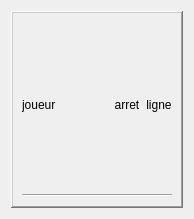
Above: StreetCar/StreetCar/PlayerWidget.ui from paboccard/Projet_Prog_Jeu before the change. Below: the same form after it.
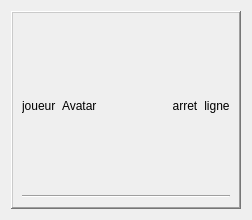
That is the form after the change.

Commit message: Gestion des erreur, affichage des avatar, implementation du undo "redo"

```diff
--- a/StreetCar/StreetCar/PlayerWidget.ui
+++ b/StreetCar/StreetCar/PlayerWidget.ui
@@ -6,8 +6,8 @@
    <rect>
     <x>0</x>
     <y>0</y>
-    <width>194</width>
-    <height>219</height>
+    <width>252</width>
+    <height>220</height>
    </rect>
   </property>
   <property name="sizePolicy">
@@ -44,6 +44,13 @@
           </property>
          </widget>
         </item>
+        <item>
+         <widget class="QLabel" name="labelAvatar">
+          <property name="text">
+           <string>Avatar</string>
+          </property>
+         </widget>
+        </item>
         <item>
          <spacer name="horizontalSpacer">
           <property name="orientation">
```
The commit also changes 13 other files.
